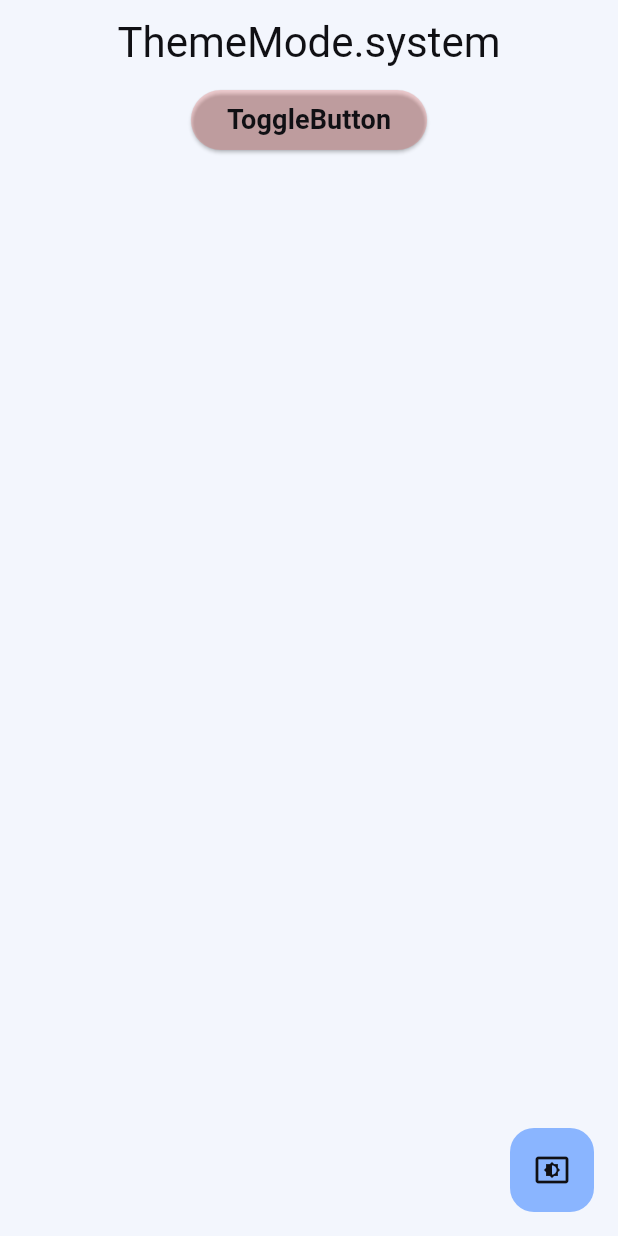
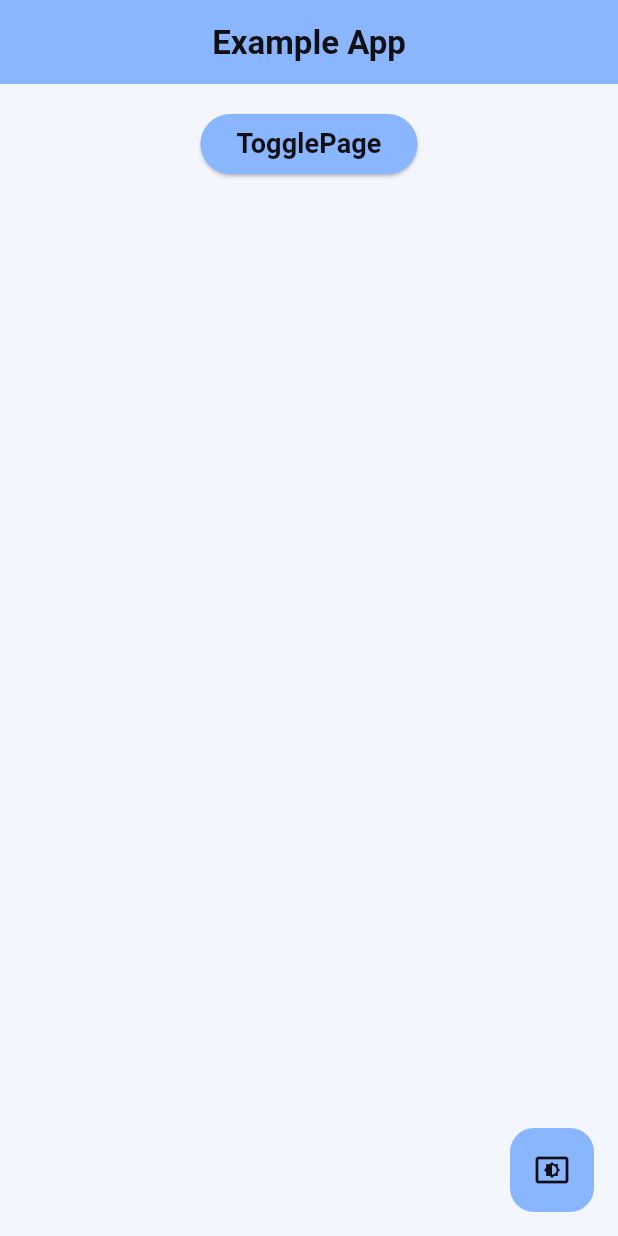
Before and after one commit to Quantit-Github/qui_flutter, a Flutter app: the screen it shows after launch, on a phone screen of 412 x 824 dp. Run offline on Flutter 3.47's test engine with Material 2 defaults, Android fonts, the phone set to English and light mode, and no system bars; Roboto replaces fonts that are missing (Pretendard).

Commit message:
NO-ISSUE 예제 수정 및 ColorRange 보완

```diff
--- a/example/lib/main.dart
+++ b/example/lib/main.dart
@@ -1,4 +1,4 @@
-import 'package:example/pages/toggle/toggle_page.dart';
+import 'package:example/pages/toggle.dart';
 import 'package:flutter/material.dart';
 import 'package:qui_flutter/core/qui_theme.dart';
 import 'package:qui_flutter/style/color.dart';
@@ -22,7 +22,7 @@ class MyApp extends StatelessWidget {
       initialThemeMode: ThemeMode.system,
       light: QUI_LIGHT_PALETTE.copyWith(
         extension: {
-          "custom": ColorRange.withOpacity(color: Colors.red),
+          "custom": ColorRange.withOpacity(color: Colors.green),
         },
       ),
       dark: QUI_DARK_PALETTE.copyWith(
@@ -37,6 +37,28 @@ class MyApp extends StatelessWidget {
         themeMode: mode,
         home: const MyHomePage(title: 'Flutter Demo Home Page'),
       ),
+    );
+  }
+}
+
+class PageRouteButton extends StatelessWidget {
+  final Widget page;
+  final String title;
+  const PageRouteButton({super.key, required this.page, required this.title});
+
+  @override
+  Widget build(BuildContext context) {
+    QuiColorPalette color = QuiTheme.of(context).color;
+    QuiTypography typography = QuiTheme.typography(context);
+    return ElevatedButton(
+      style: ElevatedButton.styleFrom(
+        backgroundColor: color.primary.s90,
+      ),
+      onPressed: () => Navigator.push(
+        context,
+        MaterialPageRoute(builder: (context) => page),
+      ),
+      child: Text(title, style: typography.titleSmall.bold),
     );
   }
 }
@@ -60,40 +82,35 @@ class MyHomePage extends StatefulWidget {
 }
 
 class _MyHomePageState extends State<MyHomePage> {
+  QuiColorPalette get color => QuiTheme.of(context).color;
+  QuiTypography get typography => QuiTheme.typography(context);
+
   @override
   Widget build(BuildContext context) {
-    TextStyle buttonTextStyle = QuiTheme.typography(context).titleSmall.bold;
-
     return Scaffold(
       appBar: AppBar(
-        title: Text(QuiTheme.getThemeMode(context).toString()),
+        title: Text("Example App", style: typography.titleLarge.bold),
+        backgroundColor: color.primary.s90,
+        scrolledUnderElevation: 1,
       ),
-      body: SingleChildScrollView(
+      body: const SingleChildScrollView(
+        padding: EdgeInsets.only(top: 16),
         child: Center(
           child: Column(
             mainAxisAlignment: MainAxisAlignment.center,
+            crossAxisAlignment: CrossAxisAlignment.center,
             children: <Widget>[
-              ElevatedButton(
-                style: ElevatedButton.styleFrom(
-                  backgroundColor: QuiTheme.of(context).color["custom"]!.s80,
-                ),
-                onPressed: () => Navigator.push(
-                  context,
-                  MaterialPageRoute(
-                    builder: (context) => const TogglePage(),
-                  ),
-                ),
-                child: Text(
-                  "ToggleButton",
-                  style: buttonTextStyle,
-                ),
-              ),
+              PageRouteButton(
+                page: TogglePage(),
+                title: "TogglePage",
+              )
             ],
           ),
         ),
       ),
       floatingActionButton: FloatingActionButton(
         onPressed: () => QuiTheme.of(context).toggleThemeMode(),
+        backgroundColor: color.primary.s90,
         child: Builder(builder: (context) {
           final themeMode = QuiTheme.of(context).themeMode;
           if (themeMode.value == ThemeMode.light) {
--- a/lib/style/color.dart
+++ b/lib/style/color.dart
@@ -1,7 +1,7 @@
 import 'package:flutter/material.dart';
 import 'package:qui_flutter/style/typography.dart';
 
-class ColorRange {
+class ColorRange extends Color {
   /// {@template ColorRange}
   /// Creates ColorRange
   ///
@@ -27,7 +27,7 @@ class ColorRange {
   final Color s99;
   final Color s100;
 
-  const ColorRange({
+  ColorRange({
     required this.s0,
     required this.s10,
     required this.s20,
@@ -41,7 +41,7 @@ class ColorRange {
     required this.s95,
     required this.s99,
     required this.s100,
-  });
+  }) : super(s0.value);
 
   factory ColorRange.withOpacity({required Color color}) => ColorRange(
         s0: color,
@@ -175,7 +175,7 @@ class QuiColorPalette {
   final Map<String, ColorRange>? extension;
   ColorRange? operator [](String key) => extension?[key];
 
-  QuiTypography get typography => QuiTypography(color: blackColor.s0);
+  QuiTypography get typography => QuiTypography(color: blackColor);
   ThemeData get themeData {
     final QuiTypography _typography = typography;
 
```
Also changed, not shown: lib/style/constant.dart (+58 -58 lines), example/lib/pages/checkbox.dart (renamed from example/lib/pages/checkbox_page.dart), example/lib/pages/toggle.dart (renamed from example/lib/pages/toggle/toggle_page.dart).
